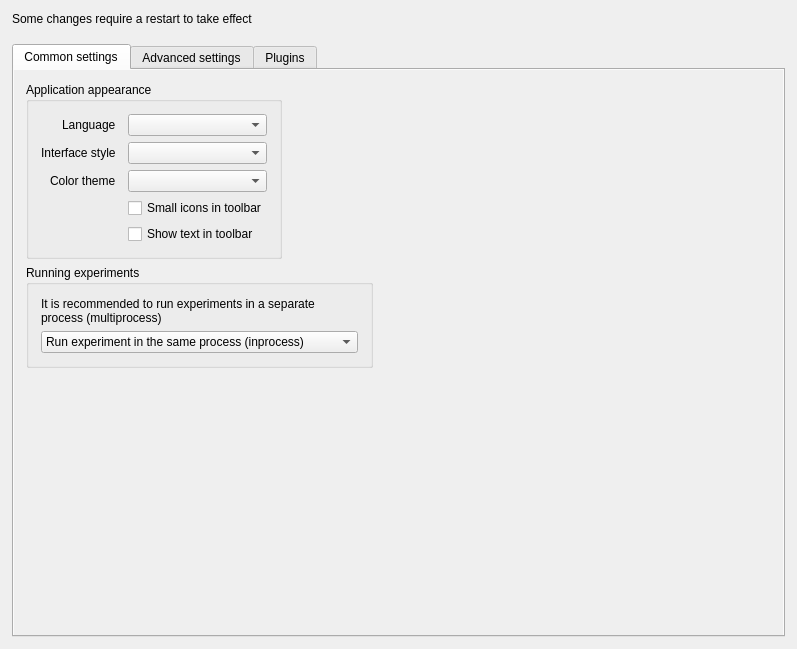
Above: libqtopensesame/resources/ui/widgets/preferences_widget.ui from open-cogsci/OpenSesame before the change. Below: the same form after it.
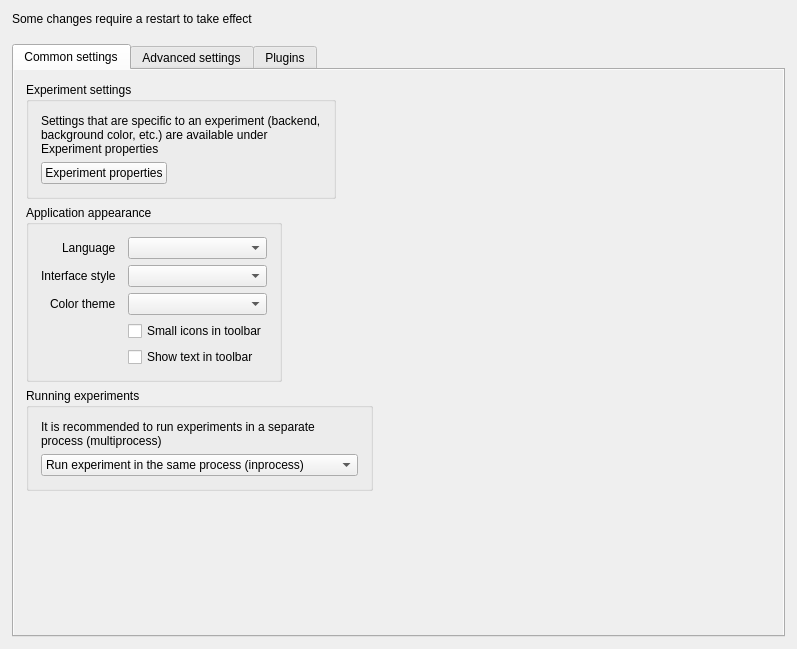
That is the form after the change. Icons and pictures are not drawn.

The edit to the form file:
```diff
--- a/libqtopensesame/resources/ui/widgets/preferences_widget.ui
+++ b/libqtopensesame/resources/ui/widgets/preferences_widget.ui
@@ -94,7 +94,7 @@
            <property name="bottomMargin">
             <number>12</number>
            </property>
-           <item row="0" column="0">
+           <item row="1" column="0">
             <widget class="QGroupBox" name="groupbox_appearance">
              <property name="title">
               <string>Application appearance</string>
@@ -165,7 +165,7 @@
              </layout>
             </widget>
            </item>
-           <item row="1" column="0">
+           <item row="2" column="0">
             <widget class="QGroupBox" name="groupbox_runner">
              <property name="title">
               <string>Running experiments</string>
@@ -218,6 +218,47 @@
              </layout>
             </widget>
            </item>
+           <item row="0" column="0">
+            <widget class="QGroupBox" name="groupBox">
+             <property name="title">
+              <string>Experiment settings</string>
+             </property>
+             <layout class="QFormLayout" name="formLayout_3">
+              <property name="horizontalSpacing">
+               <number>12</number>
+              </property>
+              <property name="leftMargin">
+               <number>12</number>
+              </property>
+              <property name="topMargin">
+               <number>12</number>
+              </property>
+              <property name="rightMargin">
+               <number>12</number>
+              </property>
+              <property name="bottomMargin">
+               <number>12</number>
+              </property>
+              <item row="0" column="0">
+               <widget class="QLabel" name="label_3">
+                <property name="text">
+                 <string>Settings that are specific to an experiment (backend, background color, etc.) are available under Experiment properties</string>
+                </property>
+                <property name="wordWrap">
+                 <bool>true</bool>
+                </property>
+               </widget>
+              </item>
+              <item row="1" column="0">
+               <widget class="QPushButton" name="button_experiment_properties">
+                <property name="text">
+                 <string>Experiment properties</string>
+                </property>
+               </widget>
+              </item>
+             </layout>
+            </widget>
+           </item>
           </layout>
          </widget>
         </widget>
```
Left out of the diff: 4 changed lines with no effect on the pictures.
